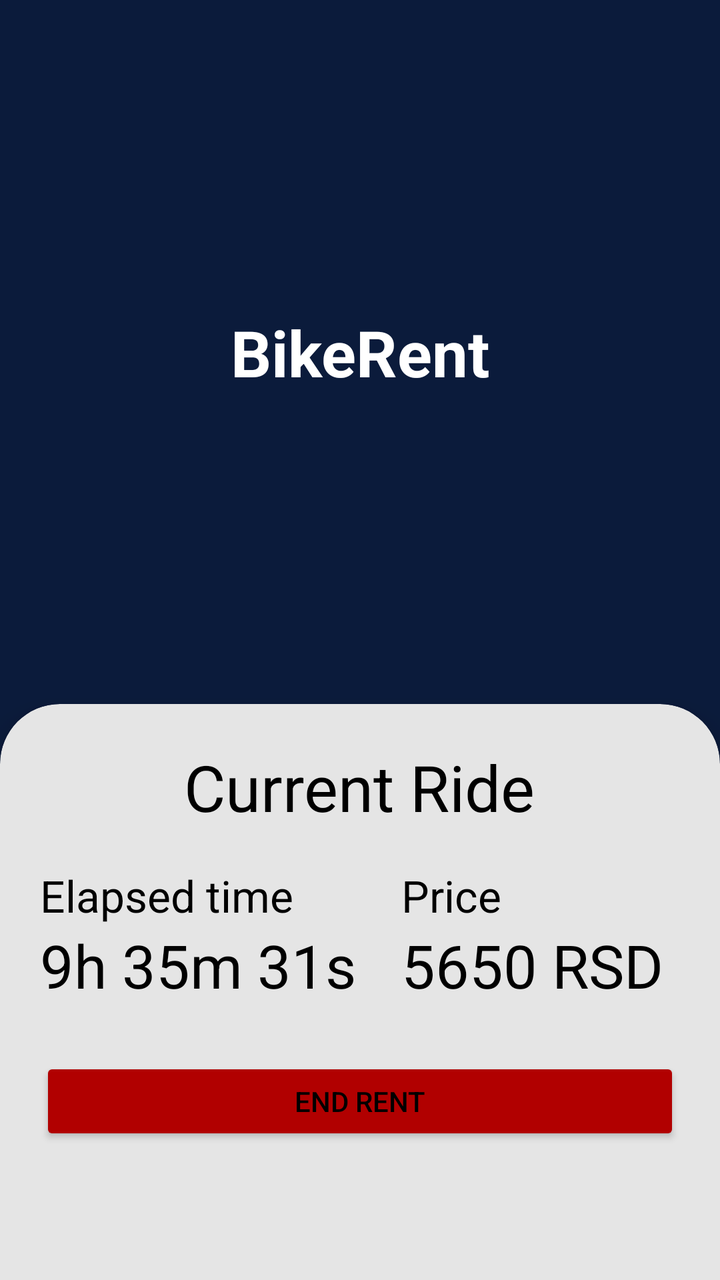
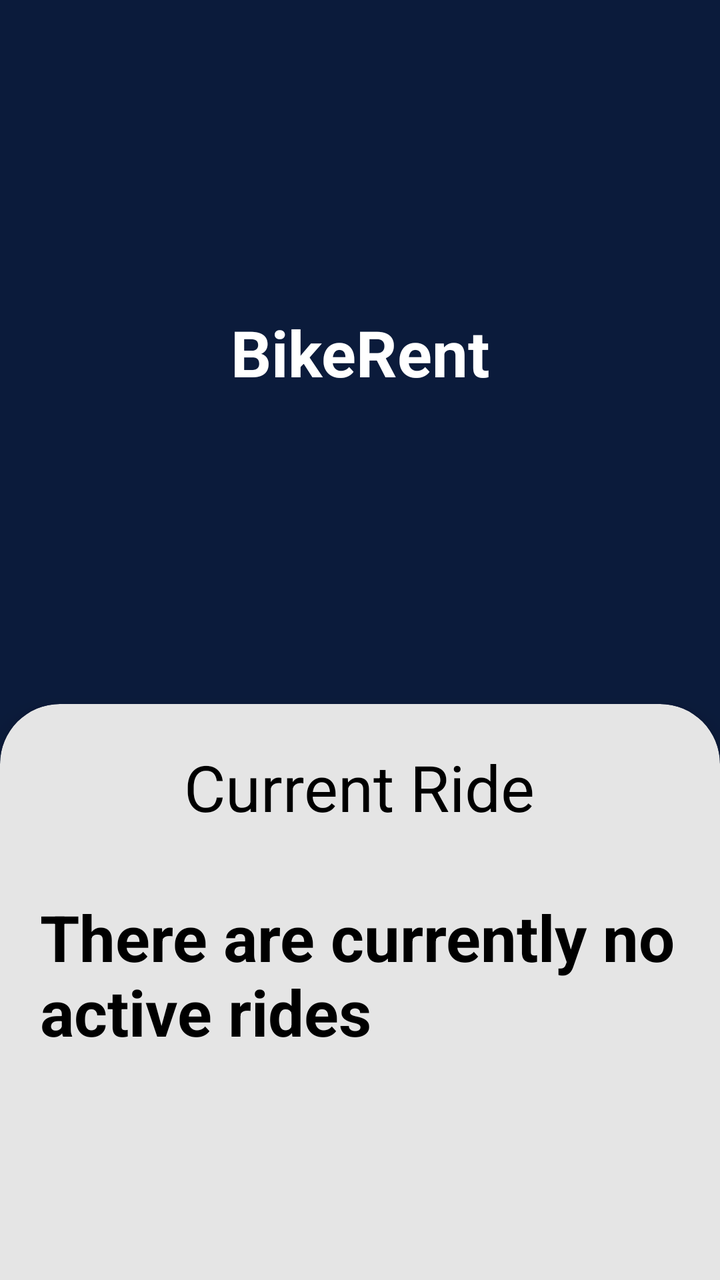

The first picture is an Android layout as it rendered before a commit; the second is the same layout after the commit. The layout source and the unified diff follow.
<!-- AndroidManifest.xml: application theme Theme.BikeRentAndroid -->
<!-- res/layout/fragment_ride.xml -->
<androidx.constraintlayout.widget.ConstraintLayout
    xmlns:android="http://schemas.android.com/apk/res/android"
    xmlns:app="http://schemas.android.com/apk/res-auto"
    android:layout_width="match_parent"
    android:layout_height="match_parent"
    android:background="#0B1B3B">

    
    <View
        android:id="@+id/topBackground"
        android:layout_width="0dp"
        android:layout_height="0dp"
        android:background="#0B1B3B"
        app:layout_constraintTop_toTopOf="parent"
        app:layout_constraintStart_toStartOf="parent"
        app:layout_constraintEnd_toEndOf="parent"
        app:layout_constraintHeight_percent="0.55"/>

    
    <TextView
        android:id="@+id/appName"
        android:layout_width="wrap_content"
        android:layout_height="wrap_content"
        android:text="BikeRent"
        android:textColor="#FFFFFF"
        android:textSize="32sp"
        android:textStyle="bold"
        app:layout_constraintTop_toTopOf="@id/topBackground"
        app:layout_constraintBottom_toBottomOf="@id/topBackground"
        app:layout_constraintStart_toStartOf="parent"
        app:layout_constraintEnd_toEndOf="parent"/>

    

    <LinearLayout
        android:id="@+id/bottomCard"
        android:layout_width="0dp"
        android:layout_height="0dp"
        android:layout_gravity="center"
        android:background="@drawable/rounded_top_card"
        android:backgroundTintMode="src_in"
        android:clipToOutline="true"
        android:elevation="8dp"
        android:orientation="vertical"
        android:padding="20dp"
        app:layout_constraintBottom_toBottomOf="parent"
        app:layout_constraintEnd_toEndOf="parent"
        app:layout_constraintStart_toStartOf="parent"
        app:layout_constraintTop_toBottomOf="@id/topBackground">


        
        <LinearLayout
            android:layout_width="match_parent"
            android:layout_height="wrap_content"
            android:orientation="vertical"
            android:gravity="center_horizontal">

            <TextView
                android:layout_width="wrap_content"
                android:layout_height="wrap_content"
                android:layout_gravity="center"
                android:text="Current Ride"
                android:textColor="#000000"
                android:textSize="32sp" />
        </LinearLayout>
        <LinearLayout
            android:layout_width="match_parent"
            android:layout_height="wrap_content"
            android:orientation="vertical"
            android:gravity="center_horizontal"
            android:visibility="gone">

            <TextView
                android:layout_width="wrap_content"
                android:layout_height="wrap_content"
                android:layout_gravity="center"
                android:text="There are currently no active rides"
                android:textColor="#000000"
                android:textSize="32sp"
                android:textAlignment="center"
                android:textStyle="bold"
                android:paddingTop="32dp"/>
        </LinearLayout>
        <LinearLayout
            android:layout_width="match_parent"
            android:layout_height="wrap_content"
            android:orientation="vertical"
            android:gravity="center_horizontal"
            android:visibility="visible">

            <LinearLayout
                android:layout_width="match_parent"
                android:layout_height="wrap_content"
                android:orientation="horizontal"
                android:paddingTop="18dp">

                
                <TextView
                    android:layout_width="0dp"
                    android:layout_height="wrap_content"
                    android:layout_weight="1.3"
                    android:text="Elapsed time"
                    android:textColor="#000000"
                    android:textSize="22sp" />

                
                <LinearLayout
                    android:layout_width="0dp"
                    android:layout_height="wrap_content"
                    android:layout_weight="1"
                    android:gravity="start">

                    <TextView
                        android:layout_width="wrap_content"
                        android:layout_height="wrap_content"
                        android:text="Price"
                        android:textColor="#000000"
                        android:textSize="22sp" />
                </LinearLayout>
            </LinearLayout>


            <LinearLayout
                android:layout_width="match_parent"
                android:layout_height="wrap_content"
                android:orientation="horizontal">

                
                <TextView
                    android:layout_width="0dp"
                    android:layout_height="wrap_content"
                    android:layout_weight="1.3"
                    android:text="9h 35m 31s"
                    android:textColor="#000000"
                    android:textSize="30sp" />

                
                <LinearLayout
                    android:layout_width="0dp"
                    android:layout_height="wrap_content"
                    android:layout_weight="1"
                    android:gravity="start">

                    <TextView
                        android:layout_width="wrap_content"
                        android:layout_height="wrap_content"
                        android:text="5650 RSD"
                        android:textColor="#000000"
                        android:textSize="30sp" />
                </LinearLayout>
            </LinearLayout>

            
            <Button
                android:id="@+id/endRideButton"
                android:layout_width="match_parent"
                android:layout_height="44dp"
                android:layout_marginTop="26dp"
                android:text="End Rent"
                android:textColor="@color/black"
                app:backgroundTint="@color/red_button_color"
                app:cornerRadius="20dp"
                android:visibility="visible"/>
        </LinearLayout>


    </LinearLayout>

</androidx.constraintlayout.widget.ConstraintLayout>
<!-- resources referenced by this layout -->
<resources>
  <color name="black">#FF000000</color>
  <color name="red_button_color">#B10000</color>
  <!-- drawable rounded_top_card (drawable) -->
  <shape
      xmlns:android="http://schemas.android.com/apk/res/android"
      android:shape="rectangle">
      <solid android:color="@color/nav_bar_color"/>
      <corners android:topLeftRadius="30dp" android:topRightRadius="30dp"/>
  </shape>
  <style name="Theme.BikeRentAndroid" parent="Base.Theme.BikeRentAndroid" />
  <color name="nav_bar_color">#E5E5E5</color>
  <style name="Base.Theme.BikeRentAndroid" parent="Theme.Material3.DayNight.NoActionBar">
          
          
      </style>
</resources>

<!-- the commit's change to res/layout/fragment_ride.xml (unified diff, before → after) -->
@@ -65,11 +65,12 @@
                 android:textSize="32sp" />
         </LinearLayout>
         <LinearLayout
+            android:id="@+id/noActiveRidesContainer"
             android:layout_width="match_parent"
             android:layout_height="wrap_content"
             android:orientation="vertical"
             android:gravity="center_horizontal"
-            android:visibility="gone">
+            android:visibility="visible">
 
             <TextView
                 android:layout_width="wrap_content"
@@ -83,11 +84,12 @@
                 android:paddingTop="32dp"/>
         </LinearLayout>
         <LinearLayout
+            android:id="@+id/rideDetailsContainer"
             android:layout_width="match_parent"
             android:layout_height="wrap_content"
             android:orientation="vertical"
             android:gravity="center_horizontal"
-            android:visibility="visible">
+            android:visibility="gone">
 
             <LinearLayout
                 android:layout_width="match_parent"
@@ -128,10 +130,11 @@
 
                 
                 <TextView
+                    android:id="@+id/elapsedTimeValue"
                     android:layout_width="0dp"
                     android:layout_height="wrap_content"
                     android:layout_weight="1.3"
-                    android:text="9h 35m 31s"
+                    android:text="0h 0m 0s"
                     android:textColor="#000000"
                     android:textSize="30sp" />
 
@@ -143,9 +146,10 @@
                     android:gravity="start">
 
                     <TextView
+                        android:id="@+id/currentPriceValue"
                         android:layout_width="wrap_content"
                         android:layout_height="wrap_content"
-                        android:text="5650 RSD"
+                        android:text="0 RSD"
                         android:textColor="#000000"
                         android:textSize="30sp" />
                 </LinearLayout>
